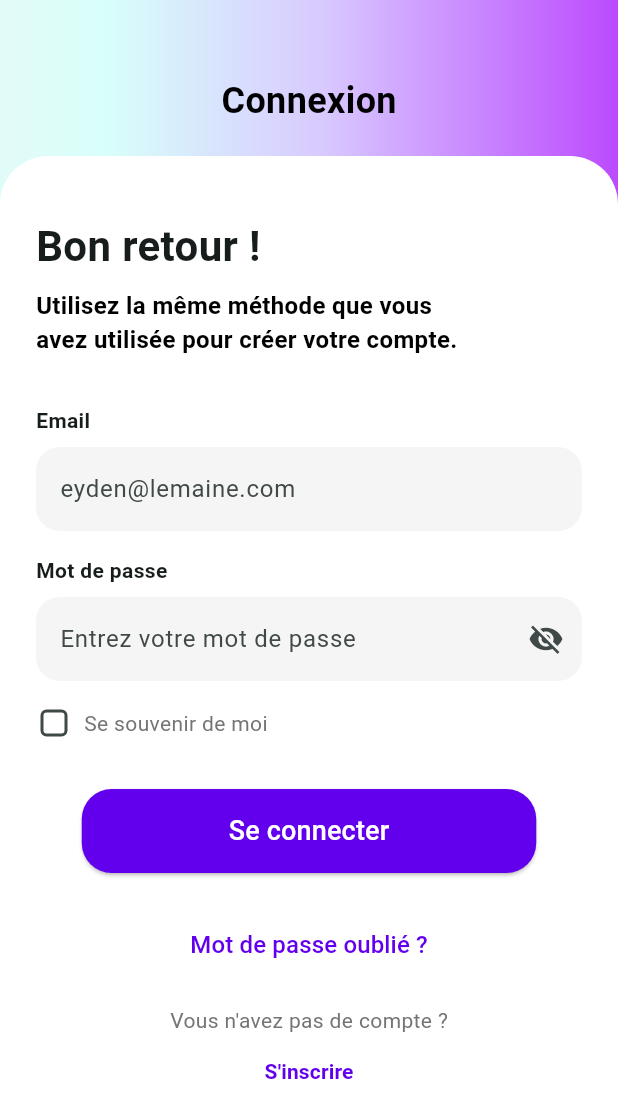
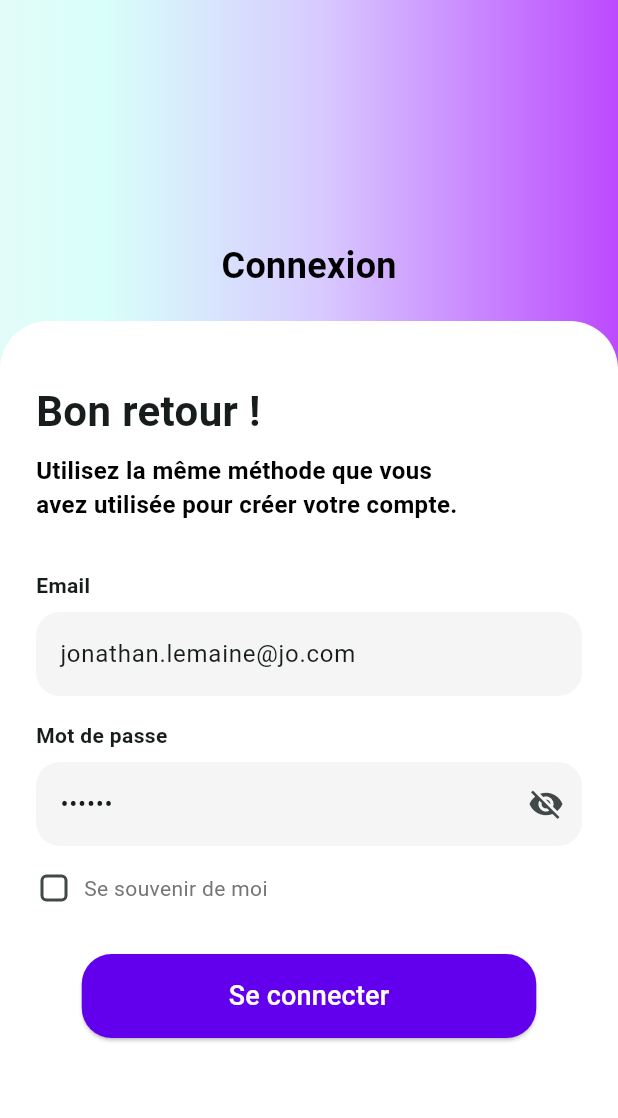
Before and after one commit to slider973/MateTime, a Flutter app: the screen it shows after launch, on a phone screen of 412 x 824 dp. Shown: the top 1118 px of the screen. Run offline on Flutter 3.47's test engine with Material 3 defaults, Android fonts, the phone set to English and light mode, and no system bars; our stand-ins replace bloc, equatable, firebase_auth, firebase_core, flutter_bloc, get_it; accounts and stored records are empty; generated files the repository leaves out were written again.

Commit message:
feat(auth): ajoute l'authentification via Firebase
Intégration de l'authentification Firebase dans le service d'authentification. Les méthodes signIn, signUp et signOut ont été implémentées pour se connecter, s'inscrire et se déconnecter respectivement. Des erreurs spécifiques sont gérées en fonction du code d'erreur renvoyé par Firebase.

IMPORTANT : Cette modification nécessite que les dépendances de Firebase soient correctement configurées sur la plateforme iOS.

```diff
--- a/lib/features/auth/presentation/pages/sign_in_page.dart
+++ b/lib/features/auth/presentation/pages/sign_in_page.dart
@@ -1,7 +1,7 @@
 import 'package:flutter/material.dart';
 import 'package:flutter_bloc/flutter_bloc.dart';
 import '../bloc/auth_bloc.dart';
-import '../widgets/sign_in_content.dart';
+import '../widgets/sign_in/sign_in_content.dart';
 
 class SignInPage extends StatelessWidget {
   const SignInPage({super.key});
--- /dev/null
+++ b/lib/features/auth/presentation/widgets/sign_in/sign_in_content.dart
@@ -0,0 +1,31 @@
+import 'package:flutter/material.dart';
+import '../../../../../config/theme/constant.dart';
+import 'sign_in_form.dart';
+
+class SignInContent extends StatelessWidget {
+  const SignInContent({super.key});
+
+  @override
+  Widget build(BuildContext context) {
+    return Container(
+      decoration: Constant.buildBackgroundGradient(),
+      child: Column(
+        children: [
+          const SizedBox(height: 160),
+          const Text(
+            'Connexion',
+            style: TextStyle(
+              color: Colors.black,
+              fontWeight: FontWeight.bold,
+              fontSize: 24,
+            ),
+          ),
+          const SizedBox(height: 20),
+          Expanded(
+            child: SignInForm(),
+          ),
+        ],
+      ),
+    );
+  }
+}
--- a/lib/features/auth/presentation/widgets/sign_in_form.dart
+++ b/lib/features/auth/presentation/widgets/sign_in/sign_in_form.dart
@@ -1,7 +1,8 @@
 import 'package:flutter/material.dart';
 import 'package:flutter_bloc/flutter_bloc.dart';
 
-import '../bloc/auth_bloc.dart';
+import '../../bloc/auth_bloc.dart';
+
 
 class SignInForm extends StatefulWidget {
   @override
@@ -9,10 +10,27 @@ class SignInForm extends StatefulWidget {
 }
 
 class _SignInFormState extends State<SignInForm> {
-  final _emailController = TextEditingController();
-  final _passwordController = TextEditingController();
+  late TextEditingController _emailController;
+  late TextEditingController _passwordController;
   bool _rememberMe = false;
   bool _obscurePassword = true;
+  // Add this constant for the development email
+  static const String devEmail = 'jonathan.lemaine@jo.com';
+  @override
+  void initState() {
+    super.initState();
+    // Initialize the email controller with the dev email if in dev mode
+    _emailController =
+        TextEditingController(text: isInDevMode() ? devEmail : '');
+    _passwordController = TextEditingController(text: isInDevMode() ? '123456' : '');
+
+  }
+
+  // Add this method to check if the app is in dev mode
+  bool isInDevMode() {
+    return const bool.fromEnvironment('dart.vm.product') == false;
+  }
+
 
   @override
   void dispose() {
@@ -47,9 +65,9 @@ class _SignInFormState extends State<SignInForm> {
             const SizedBox(height: 32),
             _buildSignInButton(),
             const SizedBox(height: 24),
-            _buildForgotPasswordButton(),
-            const SizedBox(height: 16),
-            _buildSignUpSection(),
+            //    _buildForgotPasswordButton(),
+            //    const SizedBox(height: 16),
+            //   _buildSignUpSection(),
           ],
         ),
       ),
@@ -57,9 +75,9 @@ class _SignInFormState extends State<SignInForm> {
   }
 
   Widget _buildWelcomeText() {
-    return Column(
+    return const Column(
       crossAxisAlignment: CrossAxisAlignment.start,
-      children: const [
+      children: [
         Text(
           'Bon retour !',
           style: TextStyle(fontSize: 28, fontWeight: FontWeight.bold),
@@ -67,7 +85,8 @@ class _SignInFormState extends State<SignInForm> {
         SizedBox(height: 8),
         Text(
           'Utilisez la même méthode que vous\navez utilisée pour créer votre compte.',
-          style: TextStyle(fontSize: 16, color: Colors.black, fontWeight: FontWeight.w600),
+          style: TextStyle(
+              fontSize: 16, color: Colors.black, fontWeight: FontWeight.w600),
         ),
       ],
     );
@@ -99,7 +118,8 @@ class _SignInFormState extends State<SignInForm> {
     return Column(
       crossAxisAlignment: CrossAxisAlignment.start,
       children: [
-        const Text('Mot de passe', style: TextStyle(fontWeight: FontWeight.bold)),
+        const Text(
+            'Mot de passe', style: TextStyle(fontWeight: FontWeight.bold)),
         const SizedBox(height: 8),
         TextField(
           controller: _passwordController,
@@ -113,8 +133,10 @@ class _SignInFormState extends State<SignInForm> {
               borderSide: BorderSide.none,
             ),
             suffixIcon: IconButton(
-              icon: Icon(_obscurePassword ? Icons.visibility_off : Icons.visibility),
-              onPressed: () => setState(() => _obscurePassword = !_obscurePassword),
+              icon: Icon(
+                  _obscurePassword ? Icons.visibility_off : Icons.visibility),
+              onPressed: () =>
+                  setState(() => _obscurePassword = !_obscurePassword),
             ),
           ),
         ),
@@ -131,7 +153,8 @@ class _SignInFormState extends State<SignInForm> {
           child: Checkbox(
             value: _rememberMe,
             onChanged: (value) => setState(() => _rememberMe = value ?? false),
-            shape: RoundedRectangleBorder(borderRadius: BorderRadius.circular(4)),
+            shape: RoundedRectangleBorder(
+                borderRadius: BorderRadius.circular(4)),
           ),
         ),
         const SizedBox(width: 8),
@@ -191,14 +214,16 @@ class _SignInFormState extends State<SignInForm> {
       child: Column(
         mainAxisAlignment: MainAxisAlignment.center,
         children: [
-          Text("Vous n'avez pas de compte ?", style: TextStyle(color: Colors.grey[600])),
+          Text("Vous n'avez pas de compte ?",
+              style: TextStyle(color: Colors.grey[600])),
           TextButton(
             onPressed: () {
               // Navigate to sign up page
             },
             child: const Text(
               "S'inscrire",
-              style: TextStyle(color: Color(0xFF6200EE), fontWeight: FontWeight.bold),
+              style: TextStyle(
+                  color: Color(0xFF6200EE), fontWeight: FontWeight.bold),
             ),
           ),
         ],
--- a/lib/features/auth/presentation/widgets/sign_in_content.dart
+++ /dev/null
@@ -1,34 +0,0 @@
-import 'package:flutter/material.dart';
-import 'package:mate_time/features/auth/presentation/widgets/sign_in_form.dart';
-
-import '../../../../config/theme/constant.dart';
-
-class SignInContent extends StatelessWidget {
-  const SignInContent({super.key});
-
-  @override
-  Widget build(BuildContext context) {
-    return Container(
-      decoration: Constant.buildBackgroundGradient(),
-      child: SafeArea(
-        child: Column(
-          children: [
-            const SizedBox(height: 50),
-            const Text(
-              'Connexion',
-              style: TextStyle(
-                color: Colors.black,
-                fontWeight: FontWeight.bold,
-                fontSize: 24,
-              ),
-            ),
-            const SizedBox(height: 20),
-            Expanded(
-              child: SignInForm(),
-            ),
-          ],
-        ),
-      ),
-    );
-  }
-}
--- a/pubspec.yaml
+++ b/pubspec.yaml
@@ -39,7 +39,8 @@ dependencies:
   bloc: ^8.1.4
   equatable: ^2.0.5
   flutter_bloc: ^8.1.6
-  firebase_core: ^3.3.0
+  firebase_core: ^3.4.0
+  firebase_auth: ^5.2.0
 
 dev_dependencies:
   flutter_test:
```
Also changed, not shown: lib/features/auth/data/datasources/firebase/firebase_auth_service.dart (+54 -12 lines), lib/features/auth/presentation/widgets/sign_in/sign_in_header_widget.dart (renamed from lib/features/auth/presentation/widgets/sign_in_header_widget.dart), pubspec.lock, 13 other files.
